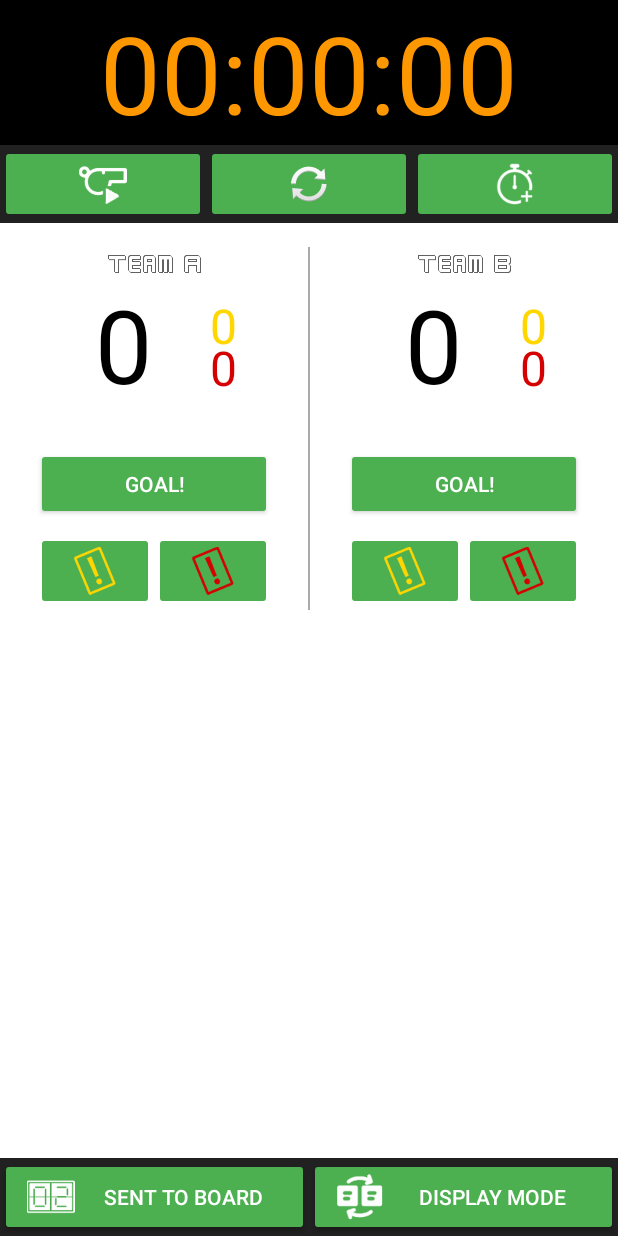
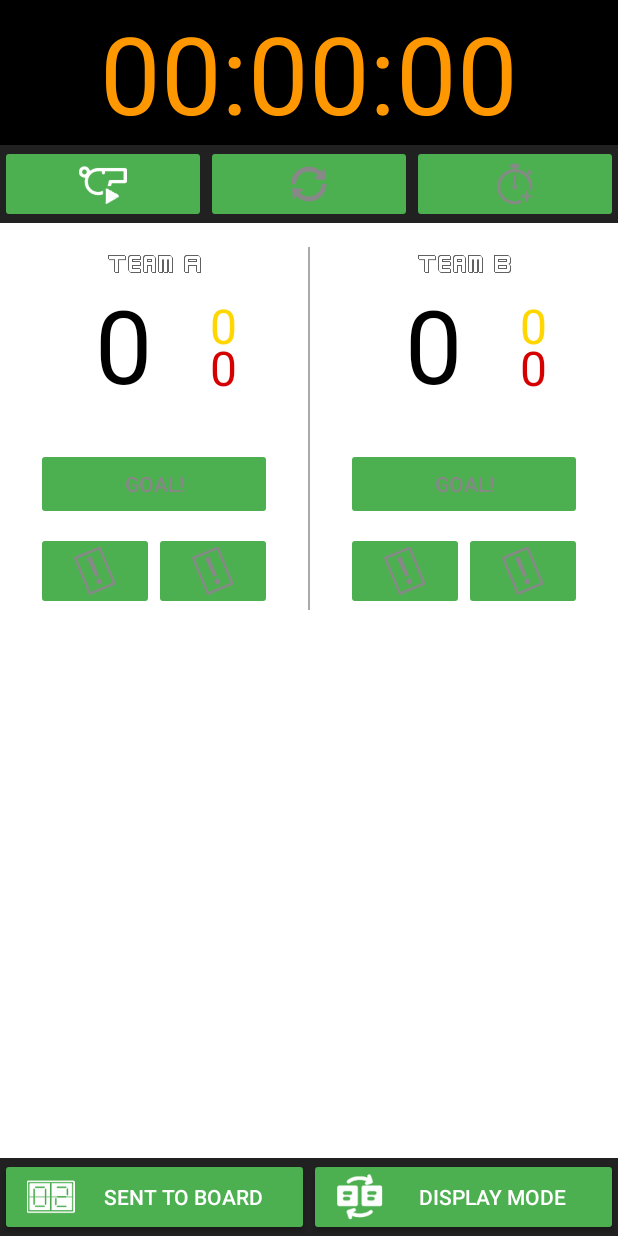
Before and after one commit to c0dexter/Football-Score-Keeper, an Android app: the screen it shows after launch (MainActivity), on a phone screen of 412 x 824 dp. Run offline under Robolectric (Android 15) with nearby library versions, the phone set to English and light mode, and no system bars; Roboto replaces fonts that are not available here; 1 statement that could not run was skipped.

Commit message:
New feature for locking buttons before clicking START STOPWATCH, Change ImageButtons and Buttons color depends on enabled/disabledstatus of buttons

```diff
--- a/app/src/main/java/com/example/android/footballscorekeeper/MainActivity.java
+++ b/app/src/main/java/com/example/android/footballscorekeeper/MainActivity.java
@@ -1,9 +1,13 @@
 package com.example.android.footballscorekeeper;
 
+import android.graphics.Color;
+import android.graphics.PorterDuff;
 import android.graphics.Typeface;
 import android.os.Bundle;
 import android.support.v7.app.AppCompatActivity;
 import android.view.View;
+import android.widget.Button;
+import android.widget.ImageButton;
 import android.widget.TextView;
 
 public class MainActivity extends AppCompatActivity implements StopWatchInterface {
@@ -29,6 +33,7 @@ public class MainActivity extends AppCompatActivity implements StopWatchInterfac
     private TextView stopwatchTextView;
     private boolean isRunning = false;
     private TimeCalculator stopWatch;
+    private boolean statusOfButtons = false;
 
     @Override
     protected void onCreate(Bundle savedInstanceState) {
@@ -81,6 +86,8 @@ public class MainActivity extends AppCompatActivity implements StopWatchInterfac
         Typeface teamNameCustomFont = Typeface.createFromAsset(getAssets(), "fonts/KARNIVOF.ttf");
         teamANameTextView.setTypeface(teamNameCustomFont);
         teamBNameTextView.setTypeface(teamNameCustomFont);
+
+        enableButtons(statusOfButtons);
     }
 
     @Override
@@ -274,6 +281,8 @@ public class MainActivity extends AppCompatActivity implements StopWatchInterfac
      */
     public void updateStopwatch(View v) {
         startStopwatch();
+        statusOfButtons = true;
+        enableButtons(statusOfButtons);
     }
 
     public void startStopwatch() {
@@ -288,6 +297,59 @@ public class MainActivity extends AppCompatActivity implements StopWatchInterfac
         isRunning = false;
     }
 
+    public void enableButtons(boolean status) {
+        // *** BUTTONS MAPPING
+        // Top Buttons
+        ImageButton playButton = (ImageButton) findViewById(R.id.playButton);
+        ImageButton resetButton = (ImageButton) findViewById(R.id.resetButton);
+        ImageButton addTimeButton = (ImageButton) findViewById(R.id.addTimeButton);
+
+        // Team A Buttons
+        Button goalForTeamAButton = (Button) findViewById(R.id.goalForTeamAButton);
+        ImageButton yellowCardAddButtonTeamA = (ImageButton) findViewById(R.id.yellow_card_add_button_team_a);
+        ImageButton redCardAddButtonTeamA = (ImageButton) findViewById(R.id.red_card_add_button_team_a);
+
+        // Team B Buttons
+        Button goalForTeamBButton = (Button) findViewById(R.id.goalForTeamBButton);
+        ImageButton yellowCardButtonTeamB = (ImageButton) findViewById(R.id.yellow_card_add_button_team_b);
+        ImageButton redCardButtonTeamB = (ImageButton) findViewById(R.id.red_card_add_button_team_b);
+
+        // Score Board Buttons
+        Button sentDataToScoreBoardButton = (Button) findViewById(R.id.sentToScoreBoardButton);
+        Button switchViewOfScoreBoardButton = (Button) findViewById(R.id.switchViewOnTheScoreBoard);
+
+        // Set status for fields
+        playButton.setEnabled(true);
+        sentDataToScoreBoardButton.setEnabled(true);
+        switchViewOfScoreBoardButton.setEnabled(true);
+        resetButton.setEnabled(status);
+        addTimeButton.setEnabled(status);
+        goalForTeamAButton.setEnabled(status);
+        yellowCardAddButtonTeamA.setEnabled(status);
+        redCardAddButtonTeamA.setEnabled(status);
+        goalForTeamBButton.setEnabled(status);
+        yellowCardButtonTeamB.setEnabled(status);
+        redCardButtonTeamB.setEnabled(status);
 
 
+        if (status == false) {
+            resetButton.setColorFilter(Color.GRAY, PorterDuff.Mode.SRC_IN);
+            addTimeButton.setColorFilter(Color.GRAY, PorterDuff.Mode.SRC_IN);
+            goalForTeamAButton.setTextColor(Color.GRAY);
+            yellowCardAddButtonTeamA.setColorFilter(Color.GRAY, PorterDuff.Mode.SRC_IN);
+            redCardAddButtonTeamA.setColorFilter(Color.GRAY, PorterDuff.Mode.SRC_IN);
+            goalForTeamBButton.setTextColor(Color.GRAY);
+            yellowCardButtonTeamB.setColorFilter(Color.GRAY, PorterDuff.Mode.SRC_IN);
+            redCardButtonTeamB.setColorFilter(Color.GRAY, PorterDuff.Mode.SRC_IN);
+        } else {
+            resetButton.clearColorFilter();
+            addTimeButton.clearColorFilter();
+            goalForTeamAButton.setTextColor(Color.WHITE);
+            yellowCardAddButtonTeamA.clearColorFilter();
+            redCardAddButtonTeamA.clearColorFilter();
+            goalForTeamBButton.setTextColor(Color.WHITE);
+            yellowCardButtonTeamB.clearColorFilter();
+            redCardButtonTeamB.clearColorFilter();
+        }
+    }
 }
--- a/app/src/main/res/layout/activity_main.xml
+++ b/app/src/main/res/layout/activity_main.xml
@@ -54,6 +54,7 @@
                         android:layout_width="0dp"
                         android:layout_height="wrap_content"
                         android:layout_weight="1"
+                        android:enabled="false"
                         android:onClick="resetScoreCounters"
                         app:srcCompat="@android:drawable/ic_popup_sync" />
 
@@ -62,6 +63,7 @@
                         android:layout_width="0dp"
                         android:layout_height="wrap_content"
                         android:layout_weight="1"
+                        android:enabled="false"
                         android:tint="@android:color/background_light"
                         app:srcCompat="@drawable/stopwatchnew" />
 
@@ -149,6 +151,7 @@
                     style="@style/scoreButtons"
                     android:layout_width="match_parent"
                     android:layout_height="wrap_content"
+                    android:enabled="false"
                     android:onClick="addOnePointsForTeamA"
                     android:text="@string/goal_button"
                     android:textAllCaps="true" />
@@ -167,6 +170,7 @@
                         android:layout_width="0dp"
                         android:layout_height="wrap_content"
                         android:layout_weight="1"
+                        android:enabled="false"
                         android:onClick="addOneYellowCardForTeamA"
                         android:tint="@color/yellowCardColor"
                         app:srcCompat="@drawable/card" />
@@ -176,6 +180,7 @@
                         android:layout_width="0dp"
                         android:layout_height="wrap_content"
                         android:layout_weight="1"
+                        android:enabled="false"
                         android:onClick="addOneRedCardForTeamA"
                         android:tint="@color/redCardColor"
                         app:srcCompat="@drawable/card" />
@@ -264,6 +269,7 @@
                     style="@style/scoreButtons"
                     android:layout_width="match_parent"
                     android:layout_height="wrap_content"
+                    android:enabled="false"
                     android:onClick="addOnePointsForTeamB"
                     android:text="@string/goal_button"
                     android:textAllCaps="true" />
@@ -282,6 +288,7 @@
                         android:layout_width="0dp"
                         android:layout_height="wrap_content"
                         android:layout_weight="1"
+                        android:enabled="false"
                         android:onClick="addOneYellowCardForTeamB"
                         android:tint="@color/yellowCardColor"
                         app:srcCompat="@drawable/card" />
@@ -291,6 +298,7 @@
                         android:layout_width="0dp"
                         android:layout_height="wrap_content"
                         android:layout_weight="1"
+                        android:enabled="false"
                         android:onClick="addOneRedCardForTeamB"
                         android:tint="@color/redCardColor"
                         app:srcCompat="@drawable/card" />
```
Also changed, not shown: app/src/main/java/com/example/android/footballscorekeeper/ButtonsLock.java (deleted, +0 -45 lines).
